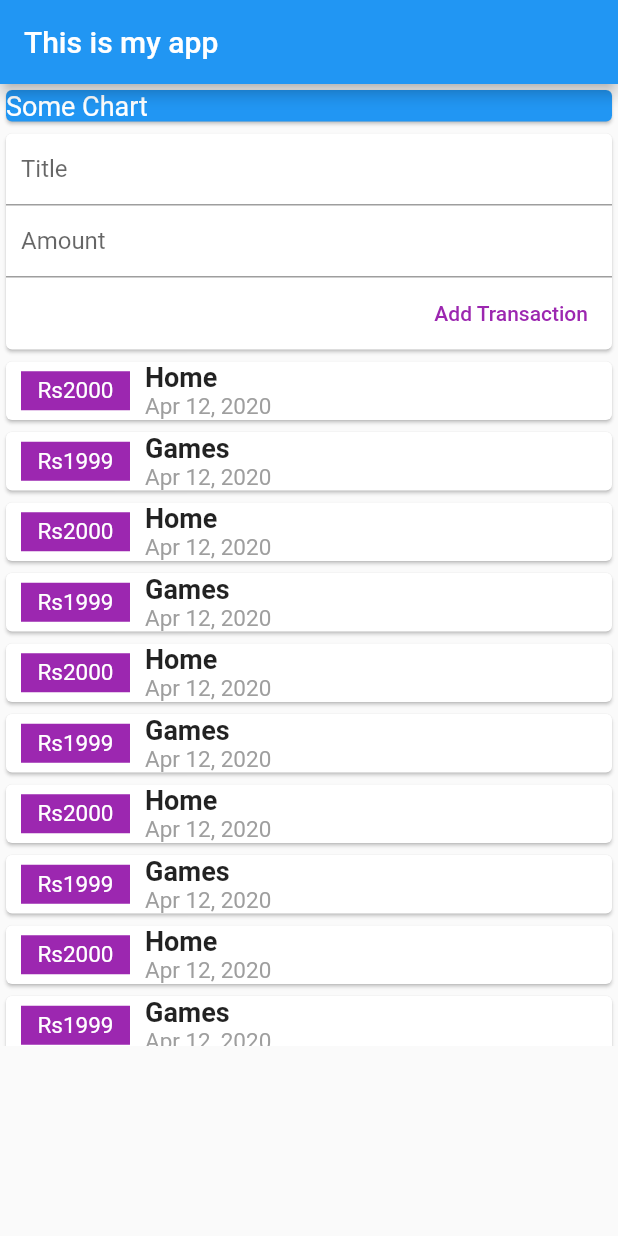
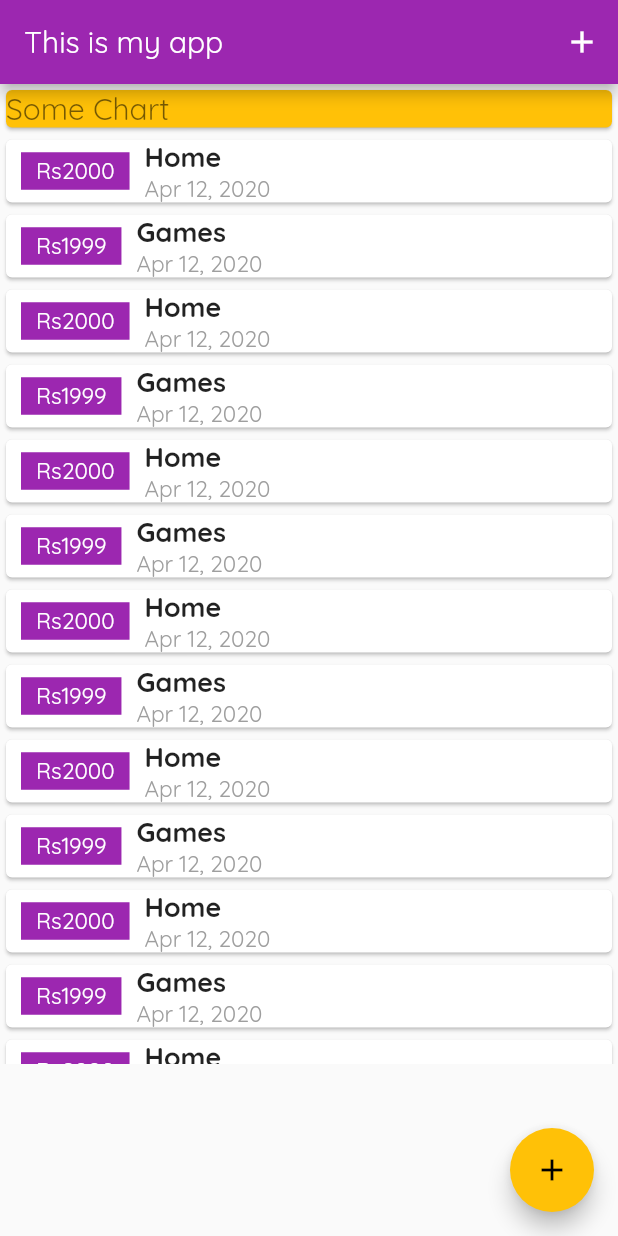
Before and after one commit to peace-fool/expense-tracker, a Flutter app: the screen it shows after launch, on a phone screen of 412 x 824 dp. Run offline on Flutter 3.47's test engine with Material 2 defaults, Android fonts, the phone set to English and light mode, and no system bars.

Commit message:
more features needed

```diff
--- a/lib/Widgets/Transactions_list.dart
+++ b/lib/Widgets/Transactions_list.dart
@@ -9,25 +9,31 @@ class TransactionList extends StatelessWidget{
 
   @override
   Widget build(BuildContext context){
-    return  Container(
-      height:460,
-      child: SingleChildScrollView(
-      child: Column(children: transaction.map((tx){
-                  return Card(child:
-                    Row(children: <Widget>[
+    return   Container(
+      height: 620,
+      child: ListView.builder(
+        itemBuilder: (ctx , index){
+            return Card(
+              child:
+                Row(
+                  children: <Widget>[
                         Container(
-                        decoration: BoxDecoration(border: Border.all(color: Colors.purple), color: Colors.purple) ,
+                          decoration: BoxDecoration( color: Theme.of(context).primaryColor) ,
                           child: Text(
-                        'Rs${tx.amount}'
+                          'Rs${transaction[index].amount}'
                         , style: TextStyle(fontSize: 15 , color: Colors.white),), margin: EdgeInsets.symmetric(horizontal: 10) ,padding: EdgeInsets.symmetric(horizontal: 10, vertical: 3),),
                         Column( crossAxisAlignment: CrossAxisAlignment.start,
                           children: <Widget>[
-                        Text(tx.title , style: TextStyle(fontSize: 18 , fontWeight: FontWeight.bold),),
-                        Text(DateFormat.yMMMd().format(tx.date) , style: TextStyle(fontSize: 15 , color: Colors.grey ),)
-                      ],)
-                    ],)
+                          Text(transaction[index].title , style: TextStyle(fontSize: 18 , fontWeight: FontWeight.bold),),
+                          Text(DateFormat.yMMMd().format(transaction[index].date) , style: TextStyle(fontSize: 15 , color: Colors.grey ),)
+                        ],
+                        )
+                  ],
+                )
               );
-                }).toList())),
+        },
+        itemCount: transaction.length,
+      ),
     );
   }
 }
--- a/lib/Widgets/user_transactions.dart
+++ /dev/null
@@ -1,50 +0,0 @@
-import 'package:expenses_app/models/transactions.dart';
-import 'package:flutter/material.dart';
-import './new_transactions.dart';
-import './Transactions_list.dart';
-
-class UserTransaction extends StatefulWidget{
-
-  @override
-  State<StatefulWidget> createState() => UserTransactionState();
-}
-
-class UserTransactionState extends State<UserTransaction>{
-
-
-  final List<Transaction> _userTransactions = [
-    Transaction(id: 't1', title: 'Home', amount: 2000, date: DateTime.now()),
-    Transaction(id: 't2', title: 'Games', amount: 1999 , date: DateTime.now()),
-    Transaction(id: 't1', title: 'Home', amount: 2000, date: DateTime.now()),
-    Transaction(id: 't2', title: 'Games', amount: 1999 , date: DateTime.now()),
-    Transaction(id: 't1', title: 'Home', amount: 2000, date: DateTime.now()),
-    Transaction(id: 't2', title: 'Games', amount: 1999 , date: DateTime.now()),
-    Transaction(id: 't1', title: 'Home', amount: 2000, date: DateTime.now()),
-    Transaction(id: 't2', title: 'Games', amount: 1999 , date: DateTime.now()),
-    Transaction(id: 't1', title: 'Home', amount: 2000, date: DateTime.now()),
-    Transaction(id: 't2', title: 'Games', amount: 1999 , date: DateTime.now()),
-    Transaction(id: 't1', title: 'Home', amount: 2000, date: DateTime.now()),
-    Transaction(id: 't2', title: 'Games', amount: 1999 , date: DateTime.now()),
-    Transaction(id: 't1', title: 'Home', amount: 2000, date: DateTime.now()),
-    Transaction(id: 't2', title: 'Games', amount: 1999 , date: DateTime.now()),
-    Transaction(id: 't1', title: 'Home', amount: 2000, date: DateTime.now()),
-    Transaction(id: 't2', title: 'Games', amount: 1999 , date: DateTime.now())
-
-  ];
-
-  void newTx(String titlex , int amountx){
-    final newTxt = Transaction(id: DateTime.now().toString(), title: titlex , amount: amountx, date: DateTime.now() );
-    setState(() {
-      _userTransactions.add(newTxt);
-    });
-  }
-  @override
-  Widget build(BuildContext context){
-    return Column(
-      children: <Widget>[
-        NewTransaction(newTx),
-        TransactionList(_userTransactions)
-      ],
-    );
-  }
-}
--- a/lib/main.dart
+++ b/lib/main.dart
@@ -1,29 +1,99 @@
+import 'package:expenses_app/Widgets/new_transactions.dart';
 import 'package:flutter/material.dart';
-import './Widgets/user_transactions.dart';
+import './Widgets/Transactions_list.dart';
+import './models/transactions.dart';
+
 void main() => runApp(MyApp());
 
-class MyApp extends StatelessWidget{
+class MyApp extends StatelessWidget {
+  @override
+  Widget build(BuildContext context) {
+    return MaterialApp(
+      title: 'Flutter App',
+      theme: ThemeData(
+        primarySwatch: Colors.purple,
+        accentColor: Colors.amber,
+        fontFamily: 'Quicksand',
+      ),
+      home: MyHomePage(),
+    );
+  }
+}
+
+class MyHomePage extends StatefulWidget {
+  // String titleInput;
+  // String amountInput;
+  @override
+  _MyHomePageState createState() => _MyHomePageState();
+}
+
+class _MyHomePageState extends State<MyHomePage> {
+
+
+  final List<Transaction> _userTransactions = [
+    Transaction(id: 't1', title: 'Home', amount: 2000, date: DateTime.now()),
+    Transaction(id: 't2', title: 'Games', amount: 1999 , date: DateTime.now()),
+    Transaction(id: 't1', title: 'Home', amount: 2000, date: DateTime.now()),
+    Transaction(id: 't2', title: 'Games', amount: 1999 , date: DateTime.now()),
+    Transaction(id: 't1', title: 'Home', amount: 2000, date: DateTime.now()),
+    Transaction(id: 't2', title: 'Games', amount: 1999 , date: DateTime.now()),
+    Transaction(id: 't1', title: 'Home', amount: 2000, date: DateTime.now()),
+    Transaction(id: 't2', title: 'Games', amount: 1999 , date: DateTime.now()),
+    Transaction(id: 't1', title: 'Home', amount: 2000, date: DateTime.now()),
+    Transaction(id: 't2', title: 'Games', amount: 1999 , date: DateTime.now()),
+    Transaction(id: 't1', title: 'Home', amount: 2000, date: DateTime.now()),
+    Transaction(id: 't2', title: 'Games', amount: 1999 , date: DateTime.now()),
+    Transaction(id: 't1', title: 'Home', amount: 2000, date: DateTime.now()),
+    Transaction(id: 't2', title: 'Games', amount: 1999 , date: DateTime.now()),
+    Transaction(id: 't1', title: 'Home', amount: 2000, date: DateTime.now()),
+    Transaction(id: 't2', title: 'Games', amount: 1999 , date: DateTime.now())
+
+  ];
+
+ void newTx(String titlex , int amountx){
+    final newTxt = Transaction(id: DateTime.now().toString(), title: titlex , amount: amountx, date: DateTime.now() );
+    setState(() {
+      _userTransactions.add(newTxt);
+    });
+  }
+
+  void startNewAddTransaction(BuildContext ctx){
+    showModalBottomSheet(context: ctx, builder: (_){
+      return GestureDetector(
+        onTap: (){},
+        child: NewTransaction(newTx),
+        behavior: HitTestBehavior.opaque,
+      );
+    });
+  }
+
 
 
   @override
   Widget build(BuildContext context){
-    return MaterialApp(
-      home: Scaffold(
-        appBar: AppBar(title: Text('This is my app'),),
+    return  Scaffold(
+        appBar: AppBar(title: Text('This is my app'),
+         actions: <Widget>[
+          IconButton(icon: Icon(Icons.add), onPressed: () => startNewAddTransaction(context),)
+        ],
+
+        ),
+
          body: Container(
               width: double.infinity,
-
            child: Column(
                 //crossAxisAlignment: CrossAxisAlignment.center,
                 children: <Widget>[
                 Container(
-              child: Card(child: Text('Some Chart' , style: TextStyle(fontSize: 18 , color:Colors.white),),color: Colors.blue, ), width: double.infinity,
+                  child: Card(child: Text('Some Chart' , style: TextStyle(fontSize: 20 , color:Colors.black54),),color: Theme.of(context).accentColor, ),
+                  width: double.infinity,
                   ),
-          UserTransaction()
+              TransactionList(_userTransactions),
               ],
               ),
          ),
-      ),
+         floatingActionButton: FloatingActionButton(onPressed: () => startNewAddTransaction(context), child: Icon(Icons.add)),
           );
+
   }
 }
```
Also changed, not shown: lib/Widgets/new_transactions.dart (+37 -5 lines), pubspec.yaml (+6 -6 lines), lib/font/OpenSans-Bold.ttf (added), lib/font/OpenSans-Regular.ttf (added), lib/font/Quicksand-Bold.ttf (added), lib/font/Quicksand-Light.ttf (added), lib/font/Quicksand-Medium.ttf (added), lib/font/Quicksand-Regular.ttf (added). Lines whose indentation alone changed are shown as unchanged.
